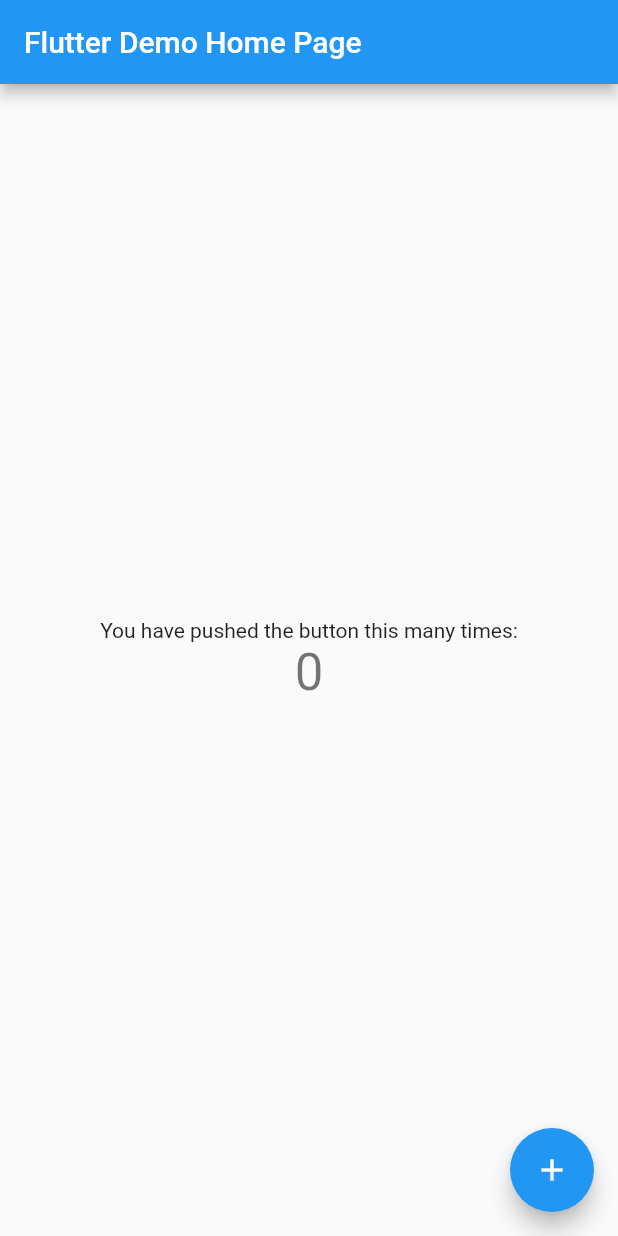
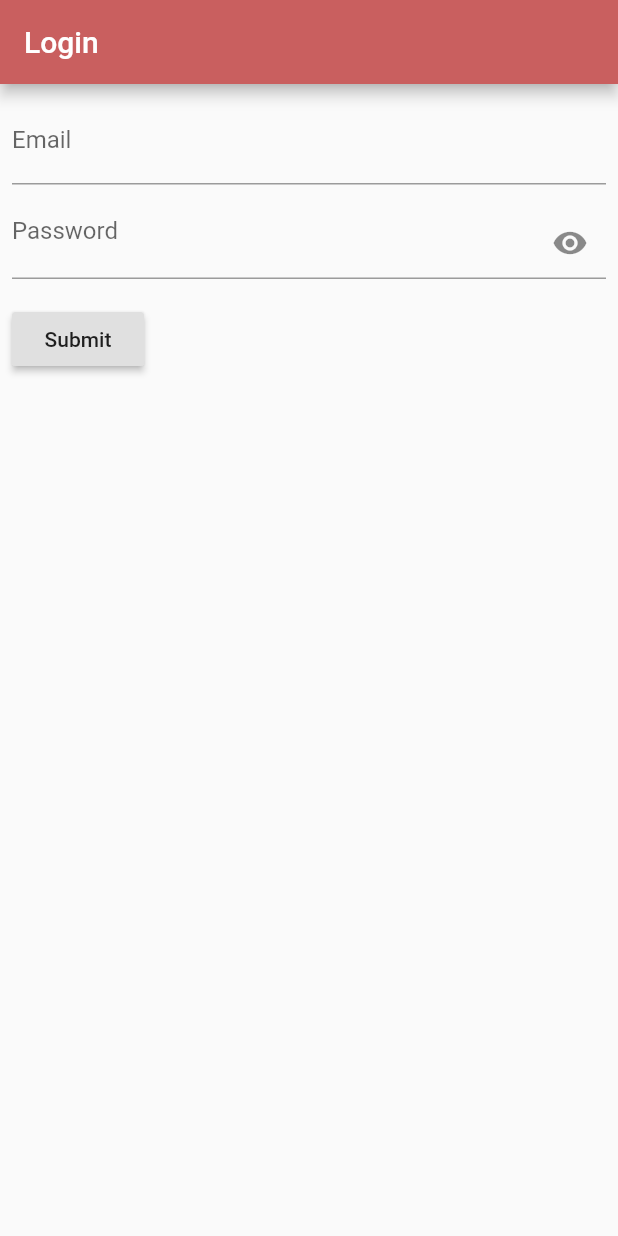
Before and after one commit to maxiin/MeetIn, a Flutter app: the screen it shows after launch, on a phone screen of 412 x 824 dp. Run offline on Flutter 3.47's test engine with Material 2 defaults, Android fonts, the phone set to English and light mode, and no system bars; our stand-ins replace shared_preferences.

Commit message:
add util and make simple starting form for login

```diff
--- a/lib/main.dart
+++ b/lib/main.dart
@@ -1,26 +1,41 @@
+import 'package:events_app/pages/login.dart';
+import 'package:events_app/utils/colors.dart';
 import 'package:flutter/material.dart';
+import 'package:shared_preferences/shared_preferences.dart';
 
 void main() => runApp(MyApp());
 
 class MyApp extends StatelessWidget {
-  // This widget is the root of your application.
+  Future<String> token() async {
+    final prefs = await SharedPreferences.getInstance();
+    return prefs.getString('token') ?? '';
+  }
+
+  // Root.
   @override
   Widget build(BuildContext context) {
     return MaterialApp(
       title: 'Flutter Demo',
       theme: ThemeData(
-        // This is the theme of your application.
-        //
-        // Try running your application with "flutter run". You'll see the
-        // application has a blue toolbar. Then, without quitting the app, try
-        // changing the primarySwatch below to Colors.green and then invoke
-        // "hot reload" (press "r" in the console where you ran "flutter run",
-        // or simply save your changes to "hot reload" in a Flutter IDE).
-        // Notice that the counter didn't reset back to zero; the application
-        // is not restarted.
-        primarySwatch: Colors.blue,
+        primarySwatch: primaryColor,
       ),
-      home: MyHomePage(title: 'Flutter Demo Home Page'),
+      home: new Scaffold(
+        backgroundColor: Colors.grey,
+        body: this.logedInRedirect(),
+      )
+    );
+  }
+
+  logedInRedirect() {
+    return FutureBuilder(
+      future: token(),
+      builder: (BuildContext ctx, AsyncSnapshot<String> snapshot) {
+        if (!snapshot.data.isNotEmpty) {
+          return LoginPage();
+        } else {
+          return MyHomePage(title: "Main");
+        }
+      },
     );
   }
 }
@@ -28,14 +43,7 @@
 class MyHomePage extends StatefulWidget {
   MyHomePage({Key key, this.title}) : super(key: key);
 
-  // This widget is the home page of your application. It is stateful, meaning
-  // that it has a State object (defined below) that contains fields that affect
-  // how it looks.
-
-  // This class is the configuration for the state. It holds the values (in this
-  // case the title) provided by the parent (in this case the App widget) and
-  // used by the build method of the State. Fields in a Widget subclass are
-  // always marked "final".
+  // This class is the configuration for the state. It holds the values.
 
   final String title;
 
@@ -59,36 +67,13 @@
 
   @override
   Widget build(BuildContext context) {
-    // This method is rerun every time setState is called, for instance as done
-    // by the _incrementCounter method above.
-    //
-    // The Flutter framework has been optimized to make rerunning build methods
-    // fast, so that you can just rebuild anything that needs updating rather
-    // than having to individually change instances of widgets.
+    // This method is rerun every time setState is called.
     return Scaffold(
       appBar: AppBar(
-        // Here we take the value from the MyHomePage object that was created by
-        // the App.build method, and use it to set our appbar title.
         title: Text(widget.title),
       ),
       body: Center(
-        // Center is a layout widget. It takes a single child and positions it
-        // in the middle of the parent.
         child: Column(
-          // Column is also a layout widget. It takes a list of children and
-          // arranges them vertically. By default, it sizes itself to fit its
-          // children horizontally, and tries to be as tall as its parent.
-          //
-          // Invoke "debug painting" (press "p" in the console, choose the
-          // "Toggle Debug Paint" action from the Flutter Inspector in Android
-          // Studio, or the "Toggle Debug Paint" command in Visual Studio Code)
-          // to see the wireframe for each widget.
-          //
-          // Column has various properties to control how it sizes itself and
-          // how it positions its children. Here we use mainAxisAlignment to
-          // center the children vertically; the main axis here is the vertical
-          // axis because Columns are vertical (the cross axis would be
-          // horizontal).
           mainAxisAlignment: MainAxisAlignment.center,
           children: <Widget>[
             Text(
@@ -105,7 +90,7 @@
         onPressed: _incrementCounter,
         tooltip: 'Increment',
         child: Icon(Icons.add),
-      ), // This trailing comma makes auto-formatting nicer for build methods.
+      ),
     );
   }
 }
--- /dev/null
+++ b/lib/pages/login.dart
@@ -0,0 +1,84 @@
+import 'package:events_app/utils/validation.dart';
+import 'package:flutter/cupertino.dart';
+import 'package:flutter/material.dart';
+
+class LoginPage extends StatefulWidget {
+  LoginPage() : super();
+
+  @override
+  LoginState createState() => LoginState();
+}
+
+class LoginState extends State<LoginPage> {
+  String email = "";
+  String password = "";
+  bool _obscureText = true;
+  final form = GlobalKey<FormState>();
+
+  @override
+  Widget build(BuildContext ctx) {
+    return Scaffold(
+      appBar: AppBar(
+        title: Text("Login"),
+      ),
+      body: Padding(
+        padding: EdgeInsets.all(8),
+        child: Column(
+          children: <Widget>[
+            Form(
+              key: form,
+              child: Column(
+                crossAxisAlignment: CrossAxisAlignment.start,
+                children: <Widget>[
+                  TextFormField(
+                    keyboardType: TextInputType.emailAddress,
+                    validator: validateEmail,
+                    decoration: InputDecoration(
+                      labelText: 'Email',
+                    ),
+                  ),
+                  TextFormField(
+                    obscureText: _obscureText,
+                    validator: (pass) => lengthValidator(pass, 8, null),
+                    decoration: InputDecoration(
+                      labelText: 'Password',
+                      suffixIcon: Padding(
+                        padding: EdgeInsets.only(top: 15.0),
+                        child: IconButton(
+                          onPressed: _toggle,
+                          icon: Icon(Icons.remove_red_eye),
+                        ),
+                      ),
+                    ),
+                  ),
+                  Padding(
+                    padding: EdgeInsets.symmetric(vertical: 16.0),
+                    child: RaisedButton(
+                      onPressed: () {
+                        if (form.currentState.validate()) {
+                          Scaffold.of(ctx)
+                            .showSnackBar(SnackBar(content: Text('Processing Data')));
+                        }
+                      },
+                      child: Text('Submit'),
+                    ),
+                  ),
+                ],
+              ),
+            ),
+          ],
+        ),
+      )
+    );
+  }
+
+  void _toggle() {
+    setState(() {
+      _obscureText = !_obscureText;
+    });
+  }
+
+  login() {
+
+  }
+}
--- /dev/null
+++ b/lib/utils/validation.dart
@@ -0,0 +1,20 @@
+String emailRegex = r"^[a-zA-Z0-9.a-zA-Z0-9.!#$%&'*+-/=?^_`{|}~]+@[a-zA-Z0-9]+\.[a-zA-Z]+";
+
+// for a positive validation, just return null.
+String validateEmail(String email) {
+  if(email.isEmpty){
+    return 'Este campo é obrigatório';
+  }else if(!RegExp(emailRegex).hasMatch(email)){
+    return 'Email inválido';
+  }
+  return null;
+}
+
+String lengthValidator(String text, int min, int max) {
+  if(min != null && text.length < min) {
+    return 'Este campo tem o minimo de $min caracteres';
+  }else if (max != null && text.length > max) {
+    return 'Este campo tem o máximo de $max caracteres';
+  }
+  return null;
+}
--- a/pubspec.yaml
+++ b/pubspec.yaml
@@ -19,10 +19,13 @@
 dependencies:
   flutter:
     sdk: flutter
+  flutter_localizations:
+    sdk: flutter
 
   # The following adds the Cupertino Icons font to your application.
   # Use with the CupertinoIcons class for iOS style icons.
   cupertino_icons: ^0.1.2
+  shared_preferences: ^0.5.6
 
 dev_dependencies:
   flutter_test:
```
Also changed, not shown: lib/utils/colors.dart (added, +16 -0 lines), assets/dd8fc99c-65d6-40a6-a5be-62b828faa499_200x200.png (added), lib/pages/dashboard.dart (added), pubspec.lock.
